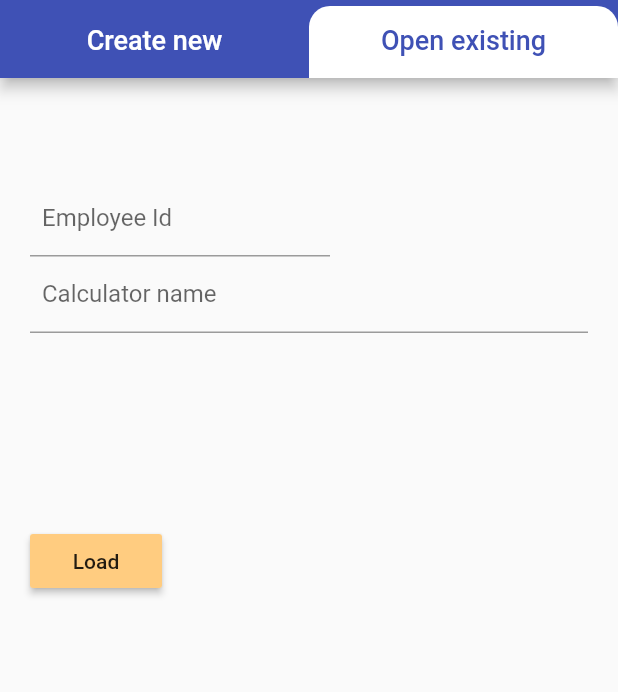
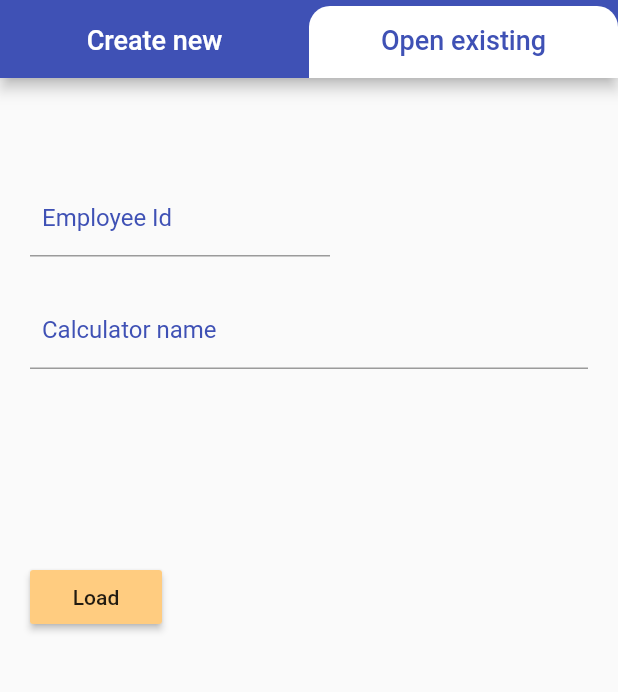
Before and after one commit to thumbert/maya, a Flutter app: the screen it shows after launch, tab 2 chosen, after a tap on "Load", on a phone screen of 412 x 824 dp, the part 78-770 px from its top. Run offline on Flutter 3.47's test engine with Material 2 defaults, Android fonts, the phone set to English and light mode, and no system bars; our stand-ins replace flutter_advanced_switch, flutter_dotenv, flutter_typeahead, google_fonts, timezone; missing offline and left inert: date, editable, elec, elec_server, timeseries.

Commit message:
first cut

```diff
--- a/lib/screens/error404.dart
+++ b/lib/screens/error404.dart
@@ -35,7 +35,7 @@ class Error404 extends StatelessWidget {
                   ]),
             ),
             const SizedBox(width: 20),
-            Image(image: AssetImage('images/robot.png')),
+            Image.asset('assets/images/robot.png'),
           ],
         ),
       ]),
--- a/lib/screens/homepage/load_existing.dart
+++ b/lib/screens/homepage/load_existing.dart
@@ -1,5 +1,7 @@
 library homepage.load_existing;
 
+import 'package:flutter_dotenv/flutter_dotenv.dart';
+import 'package:elec/calculators/elec_swap.dart';
 import 'package:flutter/material.dart';
 import 'package:flutter_typeahead/flutter_typeahead.dart';
 import 'package:maya/models/existing/load_existing.dart';
@@ -11,14 +13,15 @@ class LoadExistingForm extends StatefulWidget {
 
 class _LoadExistingFormState extends State<LoadExistingForm> {
   _LoadExistingFormState();
-  final LoadExisting model = LoadExisting();
+  final LoadExisting model = LoadExisting(rootUrl: DotEnv().env['rootUrl2']);
   final _userIdController = TextEditingController();
   final _calculatorNameController = TextEditingController();
 
+  String userId;
+  String calculatorName;
+
   @override
   Widget build(BuildContext context) {
-    String userId;
-    String calculatorName;
     var _userSuggestions = <String>[];
     var _calcSuggestions = <String>[];
 
@@ -27,12 +30,7 @@ class _LoadExistingFormState extends State<LoadExistingForm> {
         child: Column(
           crossAxisAlignment: CrossAxisAlignment.start,
           children: [
-            SizedBox(height: 24.0),
-            // Text(
-            //   'Load an existing calculator',
-            //   style: TextStyle(fontSize: 24),
-            // ),
-            SizedBox(height: 24.0),
+            SizedBox(height: 48.0),
 
             /// Employee Id
             Container(
@@ -42,6 +40,8 @@ class _LoadExistingFormState extends State<LoadExistingForm> {
                     controller: _userIdController,
                     decoration: InputDecoration(
                         contentPadding: EdgeInsets.all(8),
+                        labelStyle:
+                            TextStyle(color: Theme.of(context).primaryColor),
                         labelText: 'Employee Id')),
                 suggestionsCallback: (pattern) async {
                   var _allUsersCache = await model.getUsers();
@@ -64,6 +64,7 @@ class _LoadExistingFormState extends State<LoadExistingForm> {
                     Text(' Unknown user', style: TextStyle(color: Colors.red)),
               ),
             ),
+            SizedBox(height: 24.0),
 
             /// Calculator name
             Container(
@@ -73,6 +74,8 @@ class _LoadExistingFormState extends State<LoadExistingForm> {
                     controller: _calculatorNameController,
                     decoration: InputDecoration(
                         contentPadding: EdgeInsets.all(8),
+                        labelStyle:
+                            TextStyle(color: Theme.of(context).primaryColor),
                         labelText: 'Calculator name')),
                 suggestionsCallback: (pattern) async {
                   var _allCalculators = await model.getCalculatorNames(userId);
@@ -94,45 +97,26 @@ class _LoadExistingFormState extends State<LoadExistingForm> {
                 noItemsFoundBuilder: (context) => Text(' Unknown calculator',
                     style: TextStyle(color: Colors.red)),
               ),
-
-              // child: TextField(
-              //   decoration:
-              //       InputDecoration(filled: true, labelText: 'Calculator name'),
-              // ),
             ),
             SizedBox(height: 128.0),
+
+            /// Load button
             RaisedButton(
               child: Text('Load'),
               onPressed: () {
                 // need to navigator it ...
+                _loadCalculator();
               },
               color: Theme.of(context).buttonColor,
-              // textColor: Colors.black,
             )
           ],
         ));
   }
 
-  // void showCalculators() async {
-  //   var child = SimpleDialog(
-  //     title: Text('${model.userId}\'s calculators:'),
-  //     children: [
-  //       SimpleDialogOption(
-  //           child: ListTile(
-  //               title: Text('First one'),
-  //               leading: GestureDetector(
-  //                 behavior: HitTestBehavior.opaque,
-  //                 child: Icon(
-  //                   Icons.label_important_outlined,
-  //                   color: Theme.of(context).primaryColor,
-  //                 ),
-  //               )))
-  //     ],
-  //   );
-  //
-  //   final value = await showDialog(
-  //     context: context,
-  //     builder: (context) => child,
-  //   );
-  // }
+  void _loadCalculator() async {
+    var aux = await model.getCalculator(userId, calculatorName);
+    if (aux is ElecSwapCalculator) {
+      print(aux.toJson());
+    }
+  }
 }
--- a/pubspec.yaml
+++ b/pubspec.yaml
@@ -69,6 +69,7 @@ flutter:
   # To add assets to your application, add an assets section, like this:
   assets:
     - .env
+    - assets/images/robot.png
 
 
   # An image asset can refer to one or more resolution-specific "variants", see
```
Also changed, not shown: lib/models/existing/load_existing.dart (+3 -27 lines), pubspec.lock, 2 other files.
